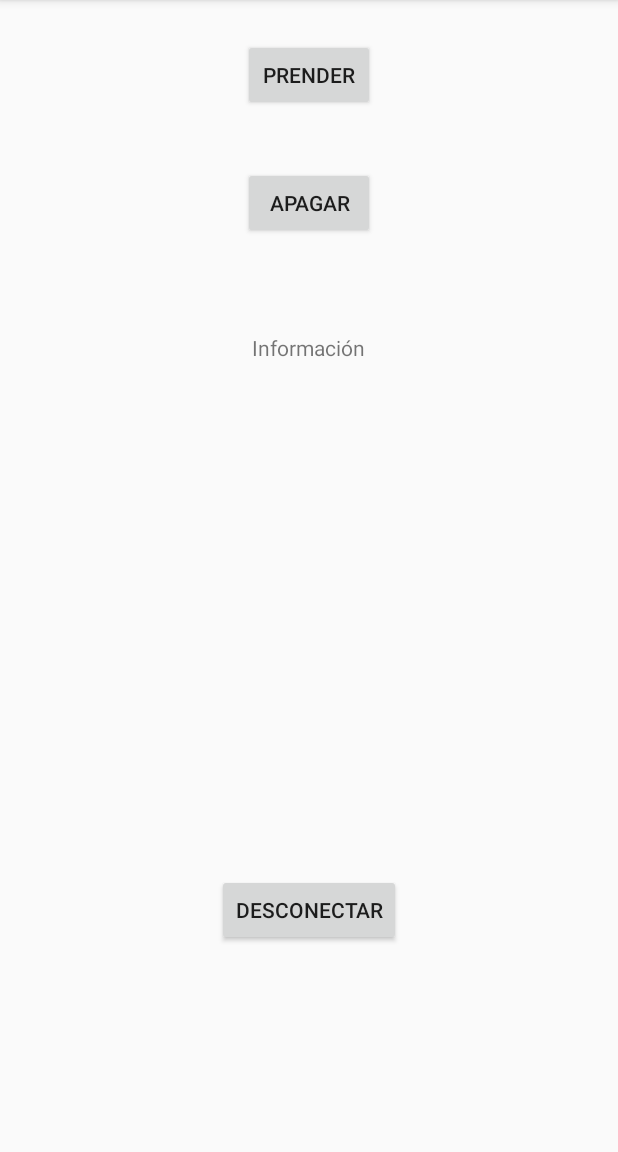
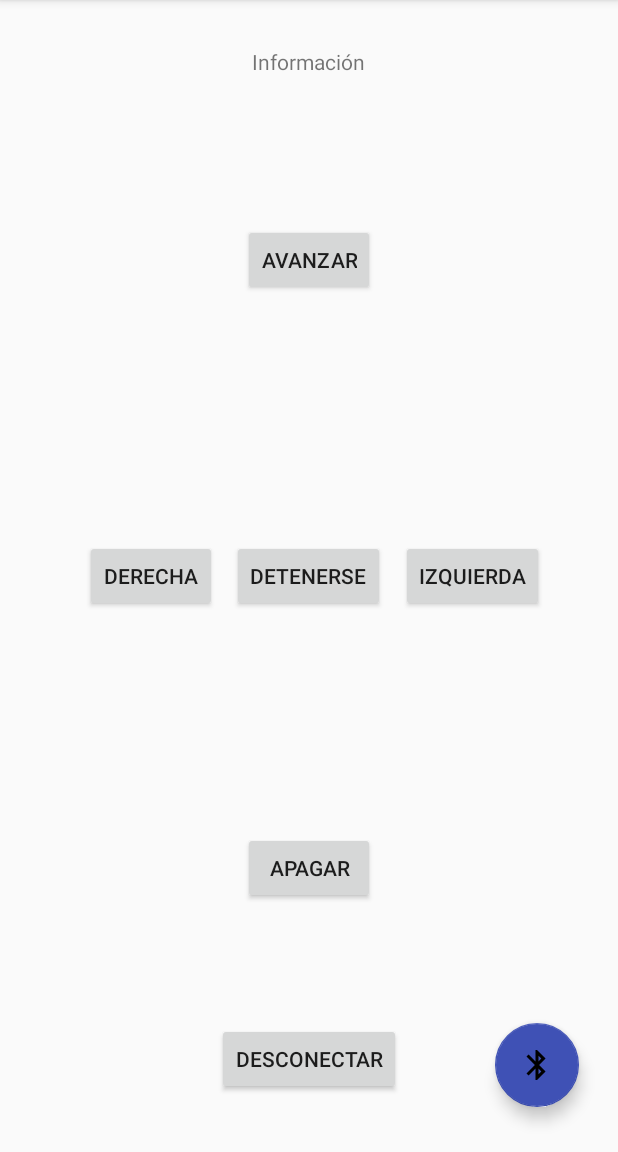
Before and after one commit to Alpercon/Crust-ceoM-vil, an Android app: the Manual screen opened directly, with no data from a screen before it, on a phone screen of 412 x 824 dp, the part 84-1236 px from its top. Run offline under Robolectric (Android 15) with nearby library versions, the phone set to English and light mode, and no system bars; network calls fail; 6 statements that could not run were skipped.

Commit message:
Se implementan las views finales

```diff
--- a/AppAndroid/Arduino/app/src/main/AndroidManifest.xml
+++ b/AppAndroid/Arduino/app/src/main/AndroidManifest.xml
@@ -4,7 +4,6 @@
 
     <uses-permission android:name="android.permission.BLUETOOTH" />
     <uses-permission android:name="android.permission.BLUETOOTH_ADMIN" />
-    <uses-permission android:name="android.permission.ACCESS_COARSE_LOCATION" />
 
     <application
         android:allowBackup="true"
@@ -22,7 +21,9 @@
         </activity>
         <activity android:name=".ModosAutomaticos" />
         <activity android:name=".Manual" />
-        <activity android:name=".dispositivosBT"></activity>
+        <activity android:name=".dispositivosBT" />
+        <activity android:name=".EvitadorObstaculos" />
+        <activity android:name=".SeguidorLuz"></activity>
     </application>
 
 </manifest>
--- a/AppAndroid/Arduino/app/src/main/java/com/example/epsilon/arduino/Manual.java
+++ b/AppAndroid/Arduino/app/src/main/java/com/example/epsilon/arduino/Manual.java
@@ -26,9 +26,9 @@ public class Manual extends AppCompatActivity {
 
 
     //1)
-    Button IdEncender, IdApagar,IdDesconectar;
+    Button btnAvanzar, btnDetenerse,IdDesconectar, btnDerecha,btnIzquierda,btnRetroceder;
     TextView IdBufferIn;
-
+    //-------------------------------------------
     Handler bluetoothIn;
     final int handlerState = 0;
     private BluetoothAdapter btAdapter = null;
@@ -46,12 +46,15 @@ public class Manual extends AppCompatActivity {
         super.onCreate(savedInstanceState);
         setContentView(R.layout.activity_manual);
 
-        //listaDispActivity();No se usa, era para visualizar elementos bluetooth
+        listaDispActivity();
 
 //2)
         //Enlaza los controles con sus respectivas vistas
-        IdEncender = (Button) findViewById(R.id.IdEncender);
-        IdApagar = (Button) findViewById(R.id.IdApagar);
+        btnAvanzar = (Button) findViewById(R.id.avanzar);
+        btnDetenerse = (Button) findViewById(R.id.detenerse);
+        btnDerecha = (Button)findViewById(R.id.derecha);
+        btnIzquierda = (Button)findViewById(R.id.izquierda);
+
         IdDesconectar = (Button) findViewById(R.id.IdDesconectar);
         IdBufferIn = (TextView) findViewById(R.id.IdBufferIn);
 
@@ -73,12 +76,12 @@ public class Manual extends AppCompatActivity {
         };
 
         btAdapter = BluetoothAdapter.getDefaultAdapter(); // get Bluetooth adapter
-        EstadoBt();
+        VerificarEstadoBT();
 
         // Configuracion onClick listeners para los botones
         // para indicar que se realizara cuando se detecte
         // el evento de Click
-        IdEncender.setOnClickListener(new View.OnClickListener() {
+        btnAvanzar.setOnClickListener(new View.OnClickListener() {
             public void onClick(View v)
             {
                 MyConexionBT.write("1");
@@ -86,7 +89,7 @@ public class Manual extends AppCompatActivity {
             }
         });
 
-        IdApagar.setOnClickListener(new View.OnClickListener() {
+        btnDetenerse.setOnClickListener(new View.OnClickListener() {
             public void onClick(View v) {
                 MyConexionBT.write("0");
             }
@@ -109,7 +112,8 @@ public class Manual extends AppCompatActivity {
 
     private BluetoothSocket createBluetoothSocket(BluetoothDevice device) throws IOException
     {
-        //crea un conexion de salida
+        //crea un conexion de salida segura para el dispositivo
+        //usando el servicio UUID
         return device.createRfcommSocketToServiceRecord(BTMODULEUUID);
     }
 
@@ -120,7 +124,7 @@ public class Manual extends AppCompatActivity {
         //Consigue la direccion MAC desde DeviceListActivity via intent
         Intent intent = getIntent();
         //Consigue la direccion MAC desde DeviceListActivity via EXTRA
-        address = intent.getStringExtra(dispositivosBT.EXTRA_DEVICE_ADDRESS);//<-<- PARTE A MODIFICAR >->->
+        address = intent.getStringExtra(dispositivosBT.EXTRA_DEVICE_ADDRESS);
         //Setea la direccion MAC
         BluetoothDevice device = btAdapter.getRemoteDevice(address);
 
@@ -153,7 +157,7 @@ public class Manual extends AppCompatActivity {
         } catch (IOException e2) {}
     }
 
-    private void EstadoBt() {
+    private void VerificarEstadoBT() {
         btAdapter = BluetoothAdapter.getDefaultAdapter();
         if (btAdapter == null) {
             Toast.makeText(getBaseContext(), "El dispositivo no soporta Bluetooth", Toast.LENGTH_SHORT).show();
@@ -224,7 +228,7 @@ public class Manual extends AppCompatActivity {
 
 
 
-    /*public void listaDispActivity(){
+    public void listaDispActivity(){
         blueBtn = (FloatingActionButton)findViewById(R.id.bluetoothButton);
 
         blueBtn.setOnClickListener(new View.OnClickListener(){
@@ -236,7 +240,7 @@ public class Manual extends AppCompatActivity {
                 Toast.makeText(getApplicationContext(), "Dispositivos Bluetooth", Toast.LENGTH_SHORT).show();
             }
         });
-    }*/
+    }
 
 
 
--- a/AppAndroid/Arduino/app/src/main/res/layout/activity_dispositivos_bt.xml
+++ b/AppAndroid/Arduino/app/src/main/res/layout/activity_dispositivos_bt.xml
@@ -15,11 +15,11 @@
         android:textAlignment="center"
         android:textSize="18sp"
         android:textStyle="bold"
-        android:text="Dispositivos Disponibles"
+        android:text="Dispositivos Vinculados"
         />
 
     <ListView
-        android:id="@+id/listaDispositivos"
+        android:id="@+id/IdLista"
         android:layout_width="match_parent"
         android:layout_height="match_parent"
         android:layout_below="@+id/TituloBt"
--- a/AppAndroid/Arduino/app/src/main/res/layout/activity_manual.xml
+++ b/AppAndroid/Arduino/app/src/main/res/layout/activity_manual.xml
@@ -13,31 +13,43 @@
 
 
 
+    <android.support.design.widget.FloatingActionButton
+        android:id="@+id/bluetoothButton"
+        android:layout_width="wrap_content"
+        android:layout_height="wrap_content"
+        android:layout_alignParentBottom="true"
+        android:layout_alignParentEnd="true"
+        android:layout_gravity="end|bottom"
+        android:layout_marginBottom="30dp"
+        android:layout_marginEnd="26dp"
+        android:src="@drawable/bluetooth"
+        tools:layout_editor_absoluteX="304dp"
+        tools:layout_editor_absoluteY="419dp" />
+
     <Button
-        android:id="@+id/IdEncender"
+        android:id="@+id/avanzar"
         android:layout_width="wrap_content"
         android:layout_height="wrap_content"
         android:layout_alignParentTop="true"
         android:layout_centerHorizontal="true"
-        android:layout_marginTop="26dp"
-        android:text="Prender" />
+        android:layout_marginTop="149dp"
+        android:text="Avanzar" />
 
     <Button
         android:id="@+id/IdApagar"
         android:layout_width="wrap_content"
         android:layout_height="wrap_content"
-        android:layout_alignParentTop="true"
+        android:layout_alignParentBottom="true"
         android:layout_centerHorizontal="true"
-        android:layout_marginTop="111dp"
+        android:layout_marginBottom="165dp"
         android:text="Apagar" />
 
     <Button
         android:id="@+id/IdDesconectar"
         android:layout_width="wrap_content"
         android:layout_height="wrap_content"
-        android:layout_alignParentBottom="true"
+        android:layout_alignTop="@+id/bluetoothButton"
         android:layout_centerHorizontal="true"
-        android:layout_marginBottom="137dp"
         android:text="Desconectar" />
 
     <TextView
@@ -46,8 +58,31 @@
         android:layout_height="wrap_content"
         android:layout_alignParentTop="true"
         android:layout_centerHorizontal="true"
-        android:layout_marginTop="222dp"
+        android:layout_marginTop="31dp"
         android:text="Información" />
+
+    <Button
+        android:id="@+id/derecha"
+        android:layout_width="wrap_content"
+        android:layout_height="wrap_content"
+        android:layout_centerVertical="true"
+        android:layout_toStartOf="@+id/IdDesconectar"
+        android:text="Derecha" />
+
+    <Button
+        android:id="@+id/izquierda"
+        android:layout_width="wrap_content"
+        android:layout_height="wrap_content"
+        android:layout_centerVertical="true"
+        android:layout_toEndOf="@+id/IdDesconectar"
+        android:text="Izquierda" />
+
+    <Button
+        android:id="@+id/detenerse"
+        android:layout_width="wrap_content"
+        android:layout_height="wrap_content"
+        android:layout_centerInParent="true"
+        android:text="Detenerse" />
 
 
 </RelativeLayout>
```
Also changed, not shown: AppAndroid/Arduino/app/src/main/java/com/example/epsilon/arduino/EvitadorObstaculos.java (added, +13 -0 lines), AppAndroid/Arduino/app/src/main/java/com/example/epsilon/arduino/ModosAutomaticos.java (+22 -0 lines), AppAndroid/Arduino/app/src/main/java/com/example/epsilon/arduino/RecyclerViewAdaptador.java (+13 -5 lines), AppAndroid/Arduino/app/src/main/java/com/example/epsilon/arduino/SeguidorLuz.java (added, +13 -0 lines), AppAndroid/Arduino/app/src/main/java/com/example/epsilon/arduino/dispositivosBT.java (+25 -55 lines), AppAndroid/Arduino/app/src/main/res/layout/activity_evitador_obstaculos.xml (added, +15 -0 lines), AppAndroid/Arduino/app/src/main/res/layout/activity_modos_automaticos.xml (+26 -8 lines), AppAndroid/Arduino/app/src/main/res/layout/activity_seguidor_luz.xml (added, +15 -0 lines), AppAndroid/Arduino/app/src/main/res/drawable/battletrack.jpg (added), AppAndroid/Arduino/app/src/main/res/drawable/havac.jpg (added).
